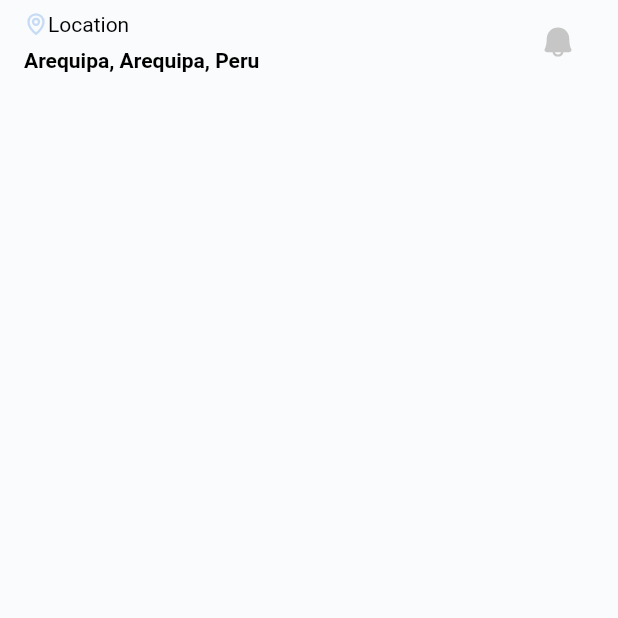
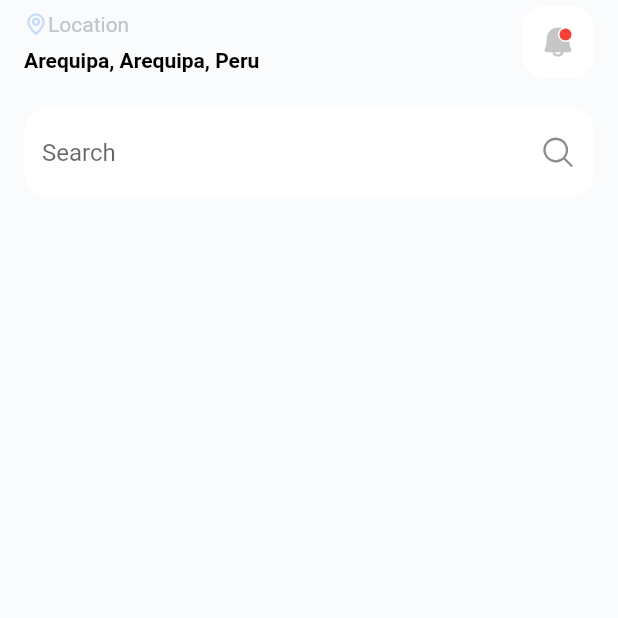
Before and after one commit to paulocrr/selling_house_app, a Flutter app: the screen it shows after launch, on a phone screen of 412 x 824 dp, the top half of it. Run offline on Flutter 3.47's test engine with Material 2 defaults, Android fonts, the phone set to English and light mode, and no system bars; our stand-ins replace flutter_phosphor_icons.

Commit message:
feat: Se agrego search bar

```diff
--- a/lib/screen/home_screen.dart
+++ b/lib/screen/home_screen.dart
@@ -1,5 +1,6 @@
 import 'package:flutter/material.dart';
 import 'package:flutter_phosphor_icons/flutter_phosphor_icons.dart';
+import 'package:selling_house_app/widgets/custom_app_bar.dart';
 
 class HomeScreen extends StatelessWidget {
   const HomeScreen({super.key});
@@ -8,41 +9,23 @@ class HomeScreen extends StatelessWidget {
   Widget build(BuildContext context) {
     return Scaffold(
       backgroundColor: const Color(0xFFF9FBFC),
-      appBar: AppBar(
-        backgroundColor: Colors.transparent,
-        elevation: 0,
-        title: Row(
-          mainAxisAlignment: MainAxisAlignment.spaceBetween,
-          children: [
-            const Column(
-              crossAxisAlignment: CrossAxisAlignment.start,
-              children: [
-                Row(
-                  children: [
-                    Icon(
-                      PhosphorIcons.map_pin_bold,
-                      size: 16,
-                      color: Color(0xffc7dbf6),
-                    ),
-                    Text('Location'),
-                  ],
-                ),
-                SizedBox(height: 8),
-                Text(
-                  'Arequipa, Arequipa, Peru',
-                  style: TextStyle(fontWeight: FontWeight.bold),
-                ),
-              ],
+      appBar: const CustomAppBar(),
+      body: ListView(
+        padding: const EdgeInsets.all(16),
+        children: [
+          TextField(
+            decoration: InputDecoration(
+              hintText: 'Search',
+              filled: true,
+              fillColor: Colors.white,
+              suffixIcon: const Icon(PhosphorIcons.magnifying_glass),
+              border: OutlineInputBorder(
+                borderRadius: BorderRadius.circular(16),
+                borderSide: BorderSide.none,
+              ),
             ),
-            IconButton(
-              onPressed: () {},
-              icon: const Icon(PhosphorIcons.bell_fill),
-              style: IconButton.styleFrom(
-                backgroundColor: Colors.white,
-              ),
-            )
-          ],
-        ),
+          ),
+        ],
       ),
     );
   }
--- /dev/null
+++ b/lib/widgets/custom_app_bar.dart
@@ -0,0 +1,83 @@
+import 'package:flutter/material.dart';
+import 'package:flutter_phosphor_icons/flutter_phosphor_icons.dart';
+
+class CustomAppBar extends StatelessWidget implements PreferredSizeWidget {
+  const CustomAppBar({
+    super.key,
+  });
+
+  @override
+  Widget build(BuildContext context) {
+    return AppBar(
+      backgroundColor: Colors.transparent,
+      elevation: 0,
+      title: Row(
+        mainAxisAlignment: MainAxisAlignment.spaceBetween,
+        children: [
+          const Column(
+            crossAxisAlignment: CrossAxisAlignment.start,
+            children: [
+              Row(
+                children: [
+                  Icon(
+                    PhosphorIcons.map_pin_bold,
+                    size: 16,
+                    color: Color(0xffc7dbf6),
+                  ),
+                  Text(
+                    'Location',
+                    style: TextStyle(color: Color(0xFFC2C5C7)),
+                  ),
+                ],
+              ),
+              SizedBox(height: 8),
+              Text(
+                'Arequipa, Arequipa, Peru',
+                style: TextStyle(fontWeight: FontWeight.bold),
+              ),
+            ],
+          ),
+          Container(
+            decoration: BoxDecoration(
+              color: Colors.white,
+              borderRadius: BorderRadius.circular(16),
+            ),
+            child: IconButton(
+              onPressed: () {},
+              icon: Stack(
+                children: [
+                  const Icon(PhosphorIcons.bell_fill),
+                  Visibility(
+                    visible: true,
+                    child: Positioned(
+                      right: 2,
+                      top: 2,
+                      child: Container(
+                        padding: const EdgeInsets.all(1),
+                        decoration: const BoxDecoration(
+                          shape: BoxShape.circle,
+                          color: Colors.white,
+                        ),
+                        child: Container(
+                          width: 8,
+                          height: 8,
+                          decoration: const BoxDecoration(
+                            shape: BoxShape.circle,
+                            color: Colors.red,
+                          ),
+                        ),
+                      ),
+                    ),
+                  ),
+                ],
+              ),
+            ),
+          )
+        ],
+      ),
+    );
+  }
+
+  @override
+  Size get preferredSize => const Size.fromHeight(56);
+}
```
Also changed, not shown: 1 other file.
